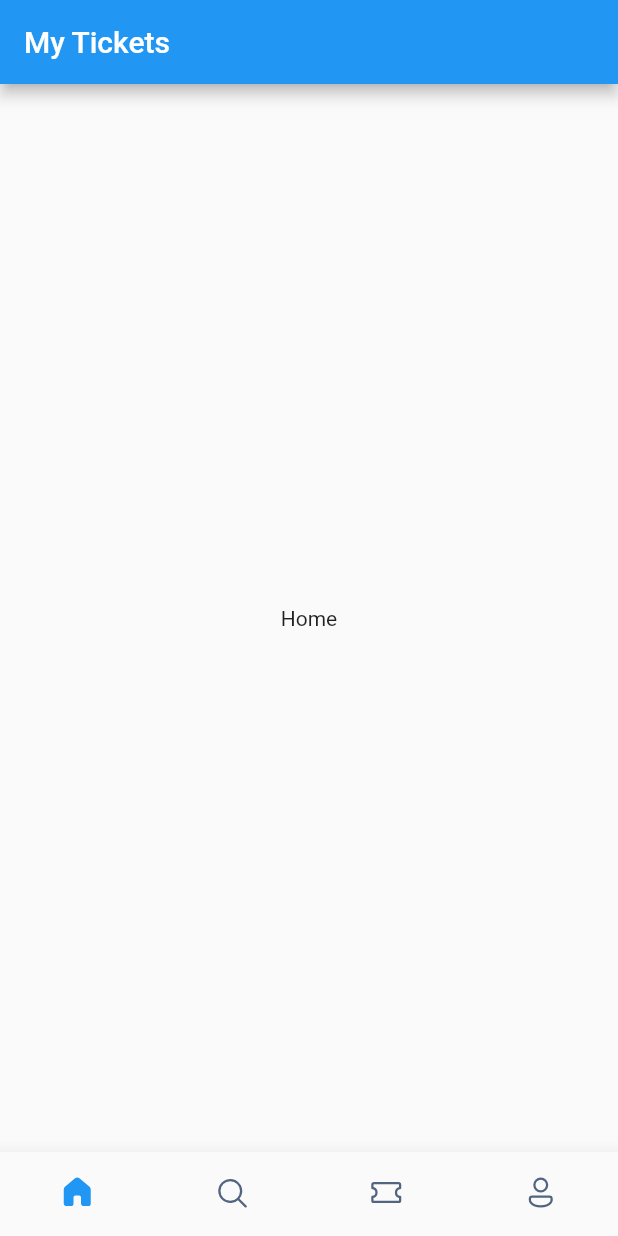
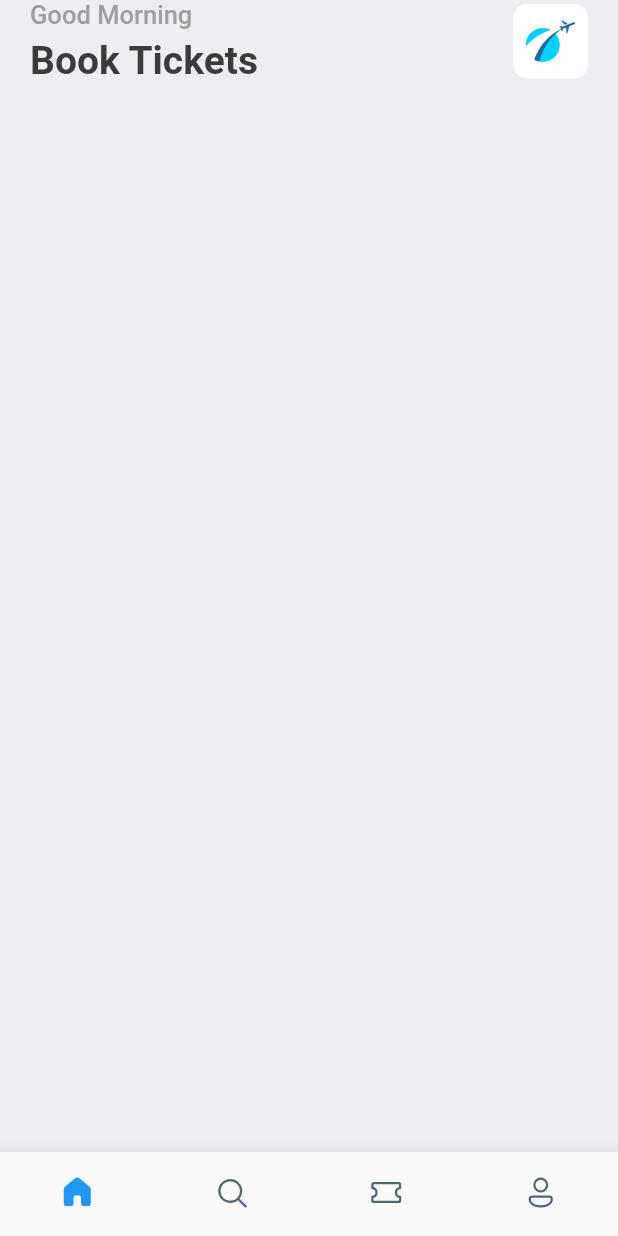
Before and after one commit to asish918/booking-app, a Flutter app: the screen it shows after launch, on a phone screen of 412 x 824 dp. Run offline on Flutter 3.47's test engine with Material 2 defaults, Android fonts, the phone set to English and light mode, and no system bars; our stand-ins replace fluentui_icons.

Commit message:
Added Utils folder for modularity

```diff
--- a/lib/main.dart
+++ b/lib/main.dart
@@ -1,4 +1,5 @@
 import 'package:booktickets/screens/bottom_bar.dart';
+import 'package:booktickets/utils/app_styles.dart';
 import 'package:flutter/material.dart';
 
 void main() {
@@ -12,10 +13,11 @@ class MyApp extends StatelessWidget {
   @override
   Widget build(BuildContext context) {
     return MaterialApp(
+      debugShowCheckedModeBanner: false,
       title: 'Flutter Demo',
       theme: ThemeData(
 
-        primarySwatch: Colors.blue,
+        primaryColor: primary,
       ),
       home: const BottomBar(),
     );
--- a/lib/screens/bottom_bar.dart
+++ b/lib/screens/bottom_bar.dart
@@ -1,3 +1,4 @@
+import 'package:booktickets/screens/home_screen.dart';
 import 'package:fluentui_icons/fluentui_icons.dart';
 import 'package:flutter/material.dart';
 
@@ -11,7 +12,7 @@ class BottomBar extends StatefulWidget {
 class _BottomBarState extends State<BottomBar> {
   int selectedIndex = 0;
   static final List<Widget> _widgetOptions = <Widget>[
-    const Text("Home"),
+    HomeScreen(),
     const Text("Search"),
     const Text("Tickets"),
     const Text("Profile"),
@@ -26,9 +27,6 @@ class _BottomBarState extends State<BottomBar> {
   @override
   Widget build(BuildContext context) {
     return Scaffold(
-      appBar: AppBar(
-        title: const Text("My Tickets"),
-      ),
       body: Center(
         child: _widgetOptions[selectedIndex],
       ),
--- /dev/null
+++ b/lib/screens/home_screen.dart
@@ -0,0 +1,53 @@
+import 'package:booktickets/utils/app_styles.dart';
+import 'package:flutter/material.dart';
+
+class HomeScreen extends StatelessWidget {
+  const HomeScreen({Key? key}) : super(key: key);
+
+  @override
+  Widget build(BuildContext context) {
+    return Scaffold(
+      backgroundColor: Styles.bgColor,
+      body: ListView(
+        children: [
+          Container(
+            padding: const EdgeInsets.symmetric(horizontal: 20),
+            child: Column(
+              children: [
+                Row(
+                  mainAxisAlignment: MainAxisAlignment.spaceBetween,
+                  children: [
+                    Column(
+                      crossAxisAlignment: CrossAxisAlignment.start,
+                      children: [
+                        Text(
+                          "Good Morning",
+                          style: Styles.headLineStyle3,
+                        ),
+                        const SizedBox(height: 5,),
+                        Text(
+                          "Book Tickets",
+                          style: Styles.headLineStyle,
+                        ),
+                      ],
+                    ),
+                    Container(
+                      height: 50,
+                      width: 50,
+                      decoration: BoxDecoration(
+                        borderRadius: BorderRadius.circular(10),
+                        image: const DecorationImage(
+                            fit: BoxFit.cover,
+                            image: AssetImage("assets/images/img_1.png")),
+                      ),
+                    ),
+                  ],
+                )
+              ],
+            ),
+          )
+        ],
+      ),
+    );
+  }
+}
--- /dev/null
+++ b/lib/utils/app_styles.dart
@@ -0,0 +1,20 @@
+import 'package:flutter/material.dart';
+
+Color primary = const Color(0xFF687daf);
+
+class Styles {
+  static Color primaryColor = primary;
+  static Color textColor = const Color(0xFF3b3b3b);
+  static Color bgColor = const Color(0xFFeeedf2);
+  static Color orangeColor = const Color(0xFF526799);
+  static TextStyle textStyle = TextStyle(
+      fontSize: 16, color: textColor, fontWeight: FontWeight.w500);
+  static TextStyle headLineStyle = TextStyle(
+      fontSize: 26, color: textColor, fontWeight: FontWeight.bold);
+  static TextStyle headLineStyle2 = TextStyle(
+      fontSize: 21, color: textColor, fontWeight: FontWeight.bold);
+  static TextStyle headLineStyle3 = TextStyle(
+      fontSize: 17, color: Colors.grey.shade500, fontWeight: FontWeight.w500);
+  static TextStyle headLineStyle4 = TextStyle(
+      fontSize: 14, color: Colors.grey.shade500, fontWeight: FontWeight.w500);
+}
--- a/pubspec.yaml
+++ b/pubspec.yaml
@@ -59,8 +59,8 @@ flutter:
   uses-material-design: true
 
   # To add assets to your application, add an assets section, like this:
-  # assets:
-  #   - images/a_dot_burr.jpeg
+  assets:
+    - assets/images/
   #   - images/a_dot_ham.jpeg
 
   # An image asset can refer to one or more resolution-specific "variants", see
```
Also changed, not shown: assets/images/img.png (added), assets/images/img_1.png (added), assets/images/one.png (added), assets/images/sit.jpg (added), assets/images/three.png (added), assets/images/two.png (added), assets/images/visa.png (added).
